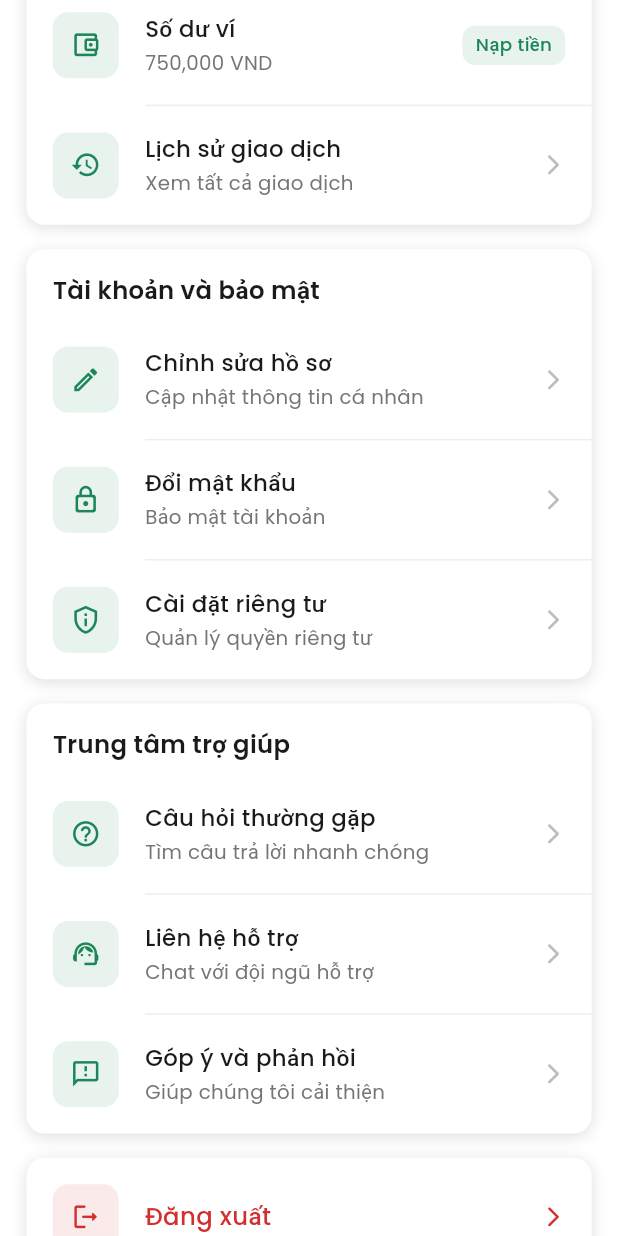
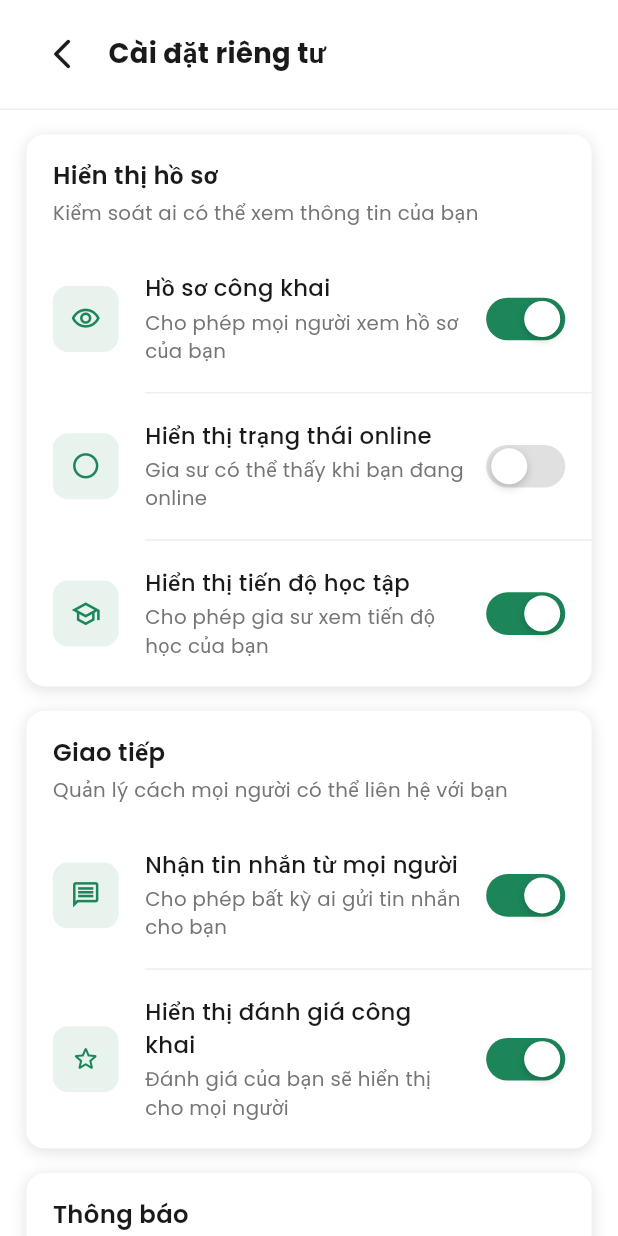
Before and after one commit to vanquan57/UIUX-Edumatch, a Flutter app: the AccountPage screen opened by its route, scrolled down 576 dp, after a tap on "Cài đặt riêng tư", on a phone screen of 412 x 824 dp. Run offline on Flutter 3.47's test engine with Material 3 defaults, Android fonts, the phone set to English and light mode, and no system bars; our stand-ins replace dropdown_button2, flutter_dotenv, flutter_html, flutter_map, flutter_screenutil, go_router and 5 more.

Commit message:
completed feature privacy

```diff
--- a/lib/core/router/app_router.dart
+++ b/lib/core/router/app_router.dart
@@ -36,6 +36,7 @@ import 'package:edu_match/student/features/blog/presentation/views/blog_page.dar
 import 'package:edu_match/student/features/account/presentation/views/account_page.dart';
 import 'package:edu_match/student/features/account/presentation/views/edit_profile_page.dart';
 import 'package:edu_match/student/features/account/presentation/views/change_password_page.dart';
+import 'package:edu_match/student/features/privacy/presentation/views/privacy_page.dart';
 import 'package:edu_match/student/features/my-course/presentation/views/my_course_page.dart';
 import 'package:edu_match/student/features/my-course/presentation/views/course_content_page.dart';
 import 'package:edu_match/student/features/my-course/presentation/views/certificate_page.dart';
@@ -80,9 +81,11 @@ class AppRouter {
   static const String notificationList = '/notifications';
   static const String messengerChatList = '/messenger/chats';
   static const String messengerChatDetail = '/messenger/chat';
+  static const String account = '/account';
   static const String accountProfile = '/account/profile';
   static const String editProfile = '/account/edit-profile';
   static const String changePassword = '/account/change-password';
+  static const String privacy = '/account/privacy';
   static const String myCourses = '/my-courses';
   static const String mySchedule = '/my-schedule';
   static const String courseContent = '/course-content';
@@ -598,6 +601,20 @@ class AppRouter {
         },
       ),
       GoRoute(
+        path: privacy,
+        name: 'privacy',
+        builder: (context, state) {
+          return const MainLayout(
+            layoutType: LayoutType.normal,
+            showHeader: false,
+            showFooter: true,
+            backgroundColor: AppColors.white,
+            padding: EdgeInsets.zero,
+            child: PrivacyPage(),
+          );
+        },
+      ),
+      GoRoute(
         path: myCourses,
         name: 'myCourses',
         builder: (context, state) {
--- a/lib/student/features/account/presentation/views/account_page.dart
+++ b/lib/student/features/account/presentation/views/account_page.dart
@@ -287,7 +287,7 @@ class AccountPage extends StatelessWidget {
           icon: Icons.privacy_tip_outlined,
           title: 'Cài đặt riêng tư',
           subtitle: 'Quản lý quyền riêng tư',
-          onTap: () {},
+          onTap: () => context.push(AppRouter.privacy),
         ),
       ],
     );
--- /dev/null
+++ b/lib/student/features/privacy/presentation/views/privacy_page.dart
@@ -0,0 +1,381 @@
+import 'package:edu_match/core/config/app_colors.dart';
+import 'package:edu_match/core/router/app_router.dart';
+import 'package:flutter/material.dart';
+import 'package:flutter_screenutil/flutter_screenutil.dart';
+import 'package:go_router/go_router.dart';
+import 'package:google_fonts/google_fonts.dart';
+
+class PrivacyPage extends StatefulWidget {
+  const PrivacyPage({super.key});
+
+  @override
+  State<PrivacyPage> createState() => _PrivacyPageState();
+}
+
+class _PrivacyPageState extends State<PrivacyPage> {
+  // Fake data cho các tùy chọn quyền riêng tư
+  bool _profileVisibility = true;
+  bool _showOnlineStatus = false;
+  bool _allowMessagesFromAnyone = true;
+  bool _showLearningProgress = true;
+  bool _allowNotifications = true;
+  bool _allowEmailNotifications = false;
+  bool _allowSMSNotifications = false;
+  bool _shareDataForRecommendations = true;
+  bool _allowLocationAccess = false;
+  bool _showReviewsPublicly = true;
+
+  @override
+  Widget build(BuildContext context) {
+    return Column(
+      children: [
+        // Custom header với button back
+        _buildCustomHeader(context),
+
+        Divider(height: 1.h, color: AppColors.dividerColor),
+
+        SizedBox(height: 16.h),
+
+        // Hiển thị hồ sơ section
+        _buildProfileVisibilitySection(),
+
+        SizedBox(height: 16.h),
+
+        // Giao tiếp section
+        _buildCommunicationSection(),
+
+        SizedBox(height: 16.h),
+
+        // Thông báo section
+        _buildNotificationSection(),
+
+        SizedBox(height: 16.h),
+
+        // Dữ liệu và quyền riêng tư section
+        _buildDataPrivacySection(),
+
+        SizedBox(height: 32.h),
+      ],
+    );
+  }
+
+  Widget _buildCustomHeader(BuildContext context) {
+    return Container(
+      color: AppColors.white,
+      padding: EdgeInsets.symmetric(horizontal: 16.w, vertical: 12.h),
+      child: Row(
+        children: [
+          IconButton(
+            onPressed: () {
+              if (context.canPop()) {
+                context.pop();
+                return;
+              }
+              context.go(AppRouter.account);
+            },
+            icon: const Icon(Icons.arrow_back_ios_new_rounded),
+            color: AppColors.textDark,
+          ),
+          SizedBox(width: 6.w),
+          Expanded(
+            child: Text(
+              'Cài đặt riêng tư',
+              style: GoogleFonts.poppins(
+                fontSize: 18.sp,
+                fontWeight: FontWeight.w700,
+                color: AppColors.textDark,
+              ),
+            ),
+          ),
+        ],
+      ),
+    );
+  }
+
+  Widget _buildProfileVisibilitySection() {
+    return _buildSection(
+      title: 'Hiển thị hồ sơ',
+      description: 'Kiểm soát ai có thể xem thông tin của bạn',
+      items: [
+        _PrivacyItem(
+          icon: Icons.visibility_outlined,
+          title: 'Hồ sơ công khai',
+          subtitle: 'Cho phép mọi người xem hồ sơ của bạn',
+          value: _profileVisibility,
+          onChanged: (value) => setState(() => _profileVisibility = value),
+        ),
+        _PrivacyItem(
+          icon: Icons.circle_outlined,
+          title: 'Hiển thị trạng thái online',
+          subtitle: 'Gia sư có thể thấy khi bạn đang online',
+          value: _showOnlineStatus,
+          onChanged: (value) => setState(() => _showOnlineStatus = value),
+        ),
+        _PrivacyItem(
+          icon: Icons.school_outlined,
+          title: 'Hiển thị tiến độ học tập',
+          subtitle: 'Cho phép gia sư xem tiến độ học của bạn',
+          value: _showLearningProgress,
+          onChanged: (value) => setState(() => _showLearningProgress = value),
+        ),
+      ],
+    );
+  }
+
+  Widget _buildCommunicationSection() {
+    return _buildSection(
+      title: 'Giao tiếp',
+      description: 'Quản lý cách mọi người có thể liên hệ với bạn',
+      items: [
+        _PrivacyItem(
+          icon: Icons.message_outlined,
+          title: 'Nhận tin nhắn từ mọi người',
+          subtitle: 'Cho phép bất kỳ ai gửi tin nhắn cho bạn',
+          value: _allowMessagesFromAnyone,
+          onChanged: (value) => setState(() => _allowMessagesFromAnyone = value),
+        ),
+        _PrivacyItem(
+          icon: Icons.star_outline_rounded,
+          title: 'Hiển thị đánh giá công khai',
+          subtitle: 'Đánh giá của bạn sẽ hiển thị cho mọi người',
+          value: _showReviewsPublicly,
+          onChanged: (value) => setState(() => _showReviewsPublicly = value),
+        ),
+      ],
+    );
+  }
+
+  Widget _buildNotificationSection() {
+    return _buildSection(
+      title: 'Thông báo',
+      description: 'Chọn cách bạn muốn nhận thông báo',
+      items: [
+        _PrivacyItem(
+          icon: Icons.notifications_outlined,
+          title: 'Thông báo đẩy',
+          subtitle: 'Nhận thông báo trên ứng dụng',
+          value: _allowNotifications,
+          onChanged: (value) => setState(() => _allowNotifications = value),
+        ),
+        _PrivacyItem(
+          icon: Icons.email_outlined,
+          title: 'Thông báo qua Email',
+          subtitle: 'Nhận thông báo qua địa chỉ email',
+          value: _allowEmailNotifications,
+          onChanged: (value) => setState(() => _allowEmailNotifications = value),
+        ),
+        _PrivacyItem(
+          icon: Icons.sms_outlined,
+          title: 'Thông báo qua SMS',
+          subtitle: 'Nhận thông báo qua tin nhắn điện thoại',
+          value: _allowSMSNotifications,
+          onChanged: (value) => setState(() => _allowSMSNotifications = value),
+        ),
+      ],
+    );
+  }
+
+  Widget _buildDataPrivacySection() {
+    return _buildSection(
+      title: 'Dữ liệu và quyền riêng tư',
+      description: 'Kiểm soát cách dữ liệu của bạn được sử dụng',
+      items: [
+        _PrivacyItem(
+          icon: Icons.recommend_outlined,
+          title: 'Chia sẻ dữ liệu để gợi ý',
+          subtitle: 'Sử dụng dữ liệu học tập để đề xuất gia sư phù hợp',
+          value: _shareDataForRecommendations,
+          onChanged: (value) => setState(() => _shareDataForRecommendations = value),
+        ),
+        _PrivacyItem(
+          icon: Icons.location_on_outlined,
+          title: 'Truy cập vị trí',
+          subtitle: 'Cho phép ứng dụng sử dụng vị trí của bạn',
+          value: _allowLocationAccess,
+          onChanged: (value) => setState(() => _allowLocationAccess = value),
+        ),
+      ],
+    );
+  }
+
+  Widget _buildSection({
+    required String title,
+    required String description,
+    required List<_PrivacyItem> items,
+  }) {
+    return Container(
+      margin: EdgeInsets.symmetric(horizontal: 16.w),
+      decoration: BoxDecoration(
+        color: AppColors.white,
+        borderRadius: BorderRadius.circular(12.r),
+        boxShadow: [
+          BoxShadow(
+            color: AppColors.shadowColor,
+            blurRadius: 8,
+            offset: const Offset(0, 2),
+          ),
+        ],
+      ),
+      child: Column(
+        crossAxisAlignment: CrossAxisAlignment.start,
+        children: [
+          Padding(
+            padding: EdgeInsets.fromLTRB(16.w, 16.h, 16.w, 4.h),
+            child: Column(
+              crossAxisAlignment: CrossAxisAlignment.start,
+              children: [
+                Text(
+                  title,
+                  style: GoogleFonts.poppins(
+                    fontSize: 16.sp,
+                    fontWeight: FontWeight.w600,
+                    color: AppColors.textDark,
+                  ),
+                ),
+                SizedBox(height: 4.h),
+                Text(
+                  description,
+                  style: GoogleFonts.poppins(
+                    fontSize: 13.sp,
+                    fontWeight: FontWeight.w400,
+                    color: AppColors.textGray,
+                  ),
+                ),
+              ],
+            ),
+          ),
+
+          SizedBox(height: 8.h),
+
+          ...items.asMap().entries.map((entry) {
+            final index = entry.key;
+            final item = entry.value;
+            final isLast = index == items.length - 1;
+
+            return Column(
+              children: [
+                Padding(
+                  padding: EdgeInsets.all(16.w),
+                  child: Row(
+                    children: [
+                      Container(
+                        width: 40.w,
+                        height: 40.w,
+                        decoration: BoxDecoration(
+                          color: AppColors.primaryGreen.withOpacity(0.1),
+                          borderRadius: BorderRadius.circular(10.r),
+                        ),
+                        child: Icon(
+                          item.icon,
+                          size: 20.sp,
+                          color: AppColors.primaryGreen,
+                        ),
+                      ),
+
+                      SizedBox(width: 16.w),
+
+                      Expanded(
+                        child: Column(
+                          crossAxisAlignment: CrossAxisAlignment.start,
+                          children: [
+                            Text(
+                              item.title,
+                              style: GoogleFonts.poppins(
+                                fontSize: 15.sp,
+                                fontWeight: FontWeight.w500,
+                                color: AppColors.textDark,
+                              ),
+                            ),
+                            SizedBox(height: 2.h),
+                            Text(
+                              item.subtitle,
+                              style: GoogleFonts.poppins(
+                                fontSize: 13.sp,
+                                fontWeight: FontWeight.w400,
+                                color: AppColors.textGray,
+                              ),
+                            ),
+                          ],
+                        ),
+                      ),
+
+                      SizedBox(width: 12.w),
+
+                      // Custom Switch Toggle
+                      _buildCustomSwitch(
+                        value: item.value,
+                        onChanged: item.onChanged,
+                      ),
+                    ],
+                  ),
+                ),
+
+                if (!isLast)
+                  Divider(
+                    height: 1,
+                    thickness: 1,
+                    color: AppColors.dividerColor,
+                    indent: 72.w,
+                  ),
+              ],
+            );
+          }),
+        ],
+      ),
+    );
+  }
+
+  Widget _buildCustomSwitch({
+    required bool value,
+    required ValueChanged<bool> onChanged,
+  }) {
+    return GestureDetector(
+      onTap: () => onChanged(!value),
+      child: AnimatedContainer(
+        duration: const Duration(milliseconds: 200),
+        width: 48.w,
+        height: 28.h,
+        decoration: BoxDecoration(
+          borderRadius: BorderRadius.circular(14.r),
+          color: value ? AppColors.primaryGreen : AppColors.disabledGray,
+        ),
+        child: AnimatedAlign(
+          duration: const Duration(milliseconds: 200),
+          alignment: value ? Alignment.centerRight : Alignment.centerLeft,
+          child: Container(
+            width: 24.w,
+            height: 24.h,
+            margin: EdgeInsets.all(2.w),
+            decoration: BoxDecoration(
+              shape: BoxShape.circle,
+              color: AppColors.white,
+              boxShadow: [
+                BoxShadow(
+                  color: Colors.black.withOpacity(0.2),
+                  blurRadius: 4,
+                  offset: const Offset(0, 2),
+                ),
+              ],
+            ),
+          ),
+        ),
+      ),
+    );
+  }
+}
+
+class _PrivacyItem {
+  final IconData icon;
+  final String title;
+  final String subtitle;
+  final bool value;
+  final ValueChanged<bool> onChanged;
+
+  const _PrivacyItem({
+    required this.icon,
+    required this.title,
+    required this.subtitle,
+    required this.value,
+    required this.onChanged,
+  });
+}
```
